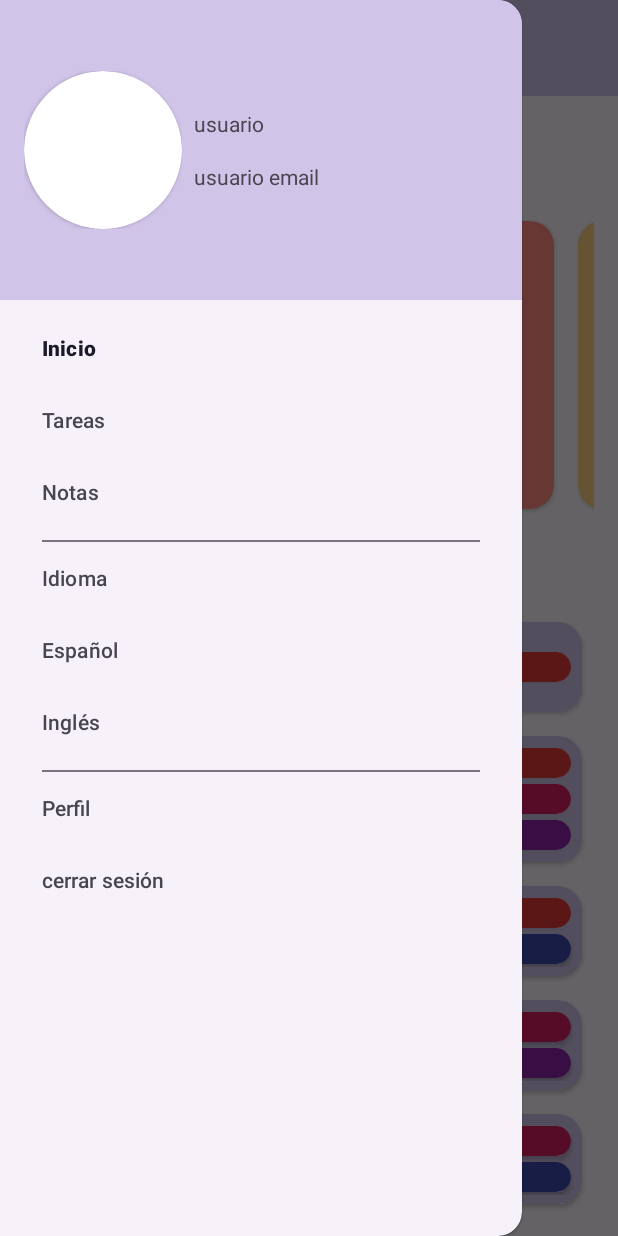
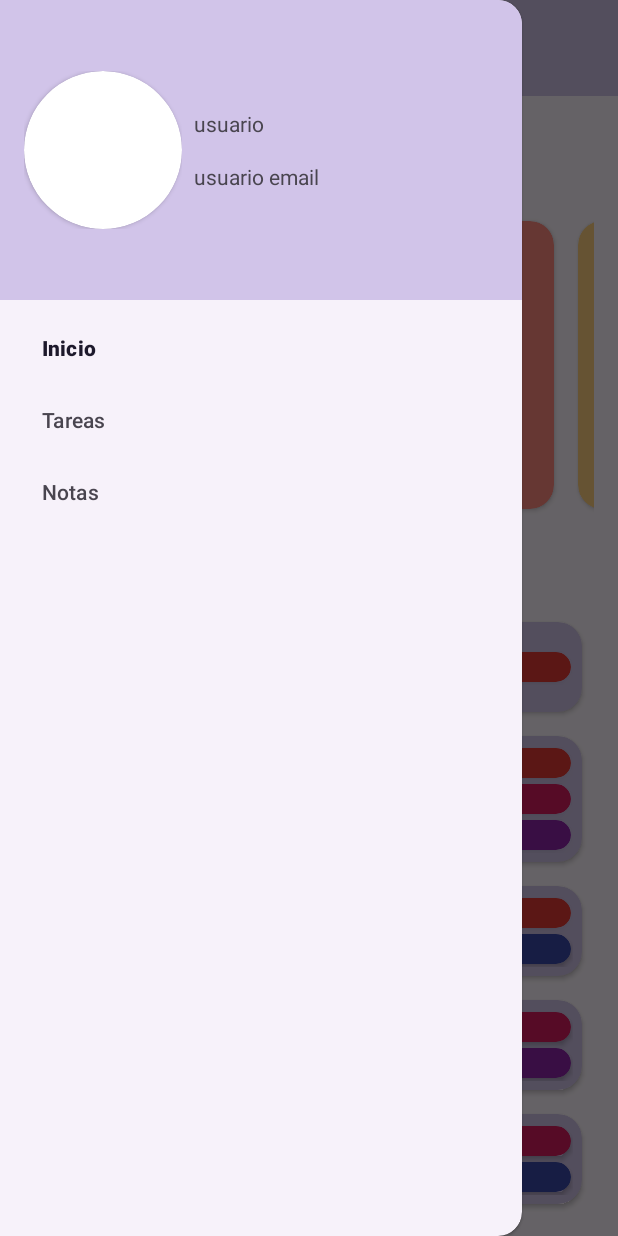
Before and after one commit to ElQuenta/TDone2, an Android app: the screen it shows after launch (MainActivity), with the side drawer open, on a phone screen of 412 x 824 dp. Run offline under Robolectric (Android 15) with nearby library versions, the phone set to English and light mode, and no system bars; our stand-ins replace Firebase (no records; nobody signed in at launch, a user with empty details on screens opened directly), navigation-ui.

Commit message:
Final_state_of_BurgerMenu New Idea

```diff
--- a/app/src/main/res/menu/main_menu.xml
+++ b/app/src/main/res/menu/main_menu.xml
@@ -12,26 +12,4 @@
             android:title="Notas" />
     </group>
 
-    <item android:title="Idioma">
-        <menu>
-            <group>
-                <item
-                    android:id="@+id/language_es"
-                    android:title="Español" />
-                <item
-                    android:id="@+id/language_en"
-                    android:title="Inglés" />
-            </group>
-        </menu>
-    </item>
-    <item android:title="Perfil">
-        <menu>
-            <group>
-                <item
-                    android:id="@+id/log_out"
-                    android:title="cerrar sesión" />
-            </group>
-        </menu>
-    </item>
-
 </menu>
```
